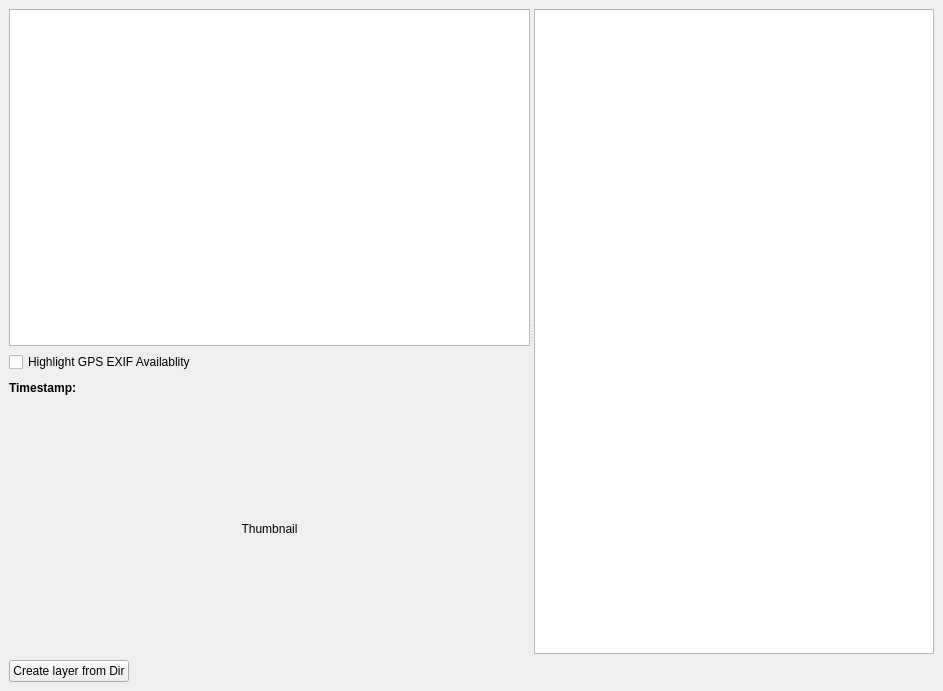
Before: the Qt Designer form easygeotagger/src/ui/egtmainwindowgui.ui in alexbruy/EasyGeoTagger, drawn with Qt 5.
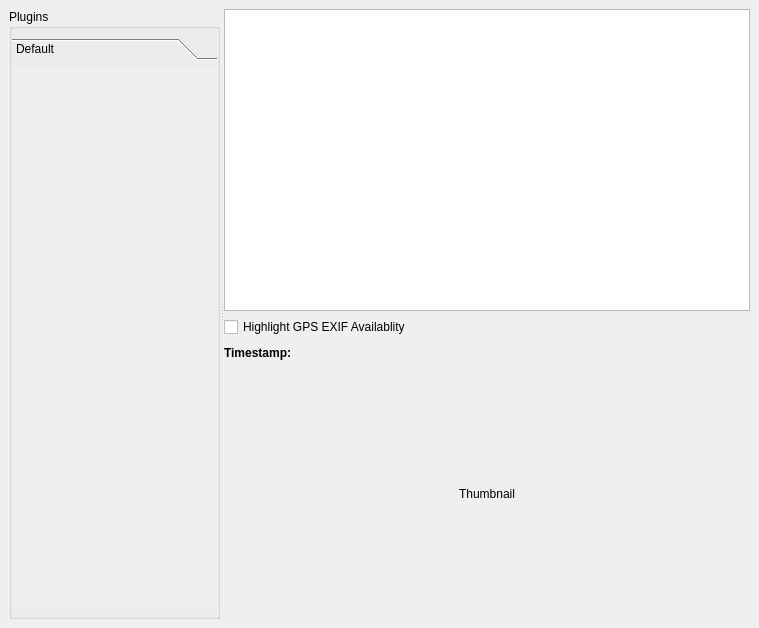
After: the same form once the commit is applied.

Commit message: -Added plugin interface -Added plugin manager -Added application interface -reworked how the application is built

The edit to the form file:
```diff
--- a/easygeotagger/src/ui/egtmainwindowgui.ui
+++ b/easygeotagger/src/ui/egtmainwindowgui.ui
@@ -5,16 +5,62 @@
    <rect>
     <x>0</x>
     <y>0</y>
-    <width>943</width>
-    <height>691</height>
+    <width>759</width>
+    <height>628</height>
    </rect>
   </property>
   <property name="windowTitle" >
    <string>EasyGeoTagger - Alpha Version revision 5 - Do Not Distribute - Biodiversity Informatics Facility - AMNH</string>
   </property>
   <widget class="QWidget" name="centralwidget" >
-   <layout class="QGridLayout" >
-    <item row="0" column="0" colspan="2" >
+   <layout class="QVBoxLayout" >
+    <item>
+     <widget class="QSplitter" name="splitter_2" >
+      <property name="orientation" >
+       <enum>Qt::Horizontal</enum>
+      </property>
+      <widget class="QGroupBox" name="groupBox" >
+       <property name="title" >
+        <string>Plugins</string>
+       </property>
+       <layout class="QVBoxLayout" >
+        <property name="leftMargin" >
+         <number>0</number>
+        </property>
+        <property name="rightMargin" >
+         <number>0</number>
+        </property>
+        <item>
+         <widget class="QToolBox" name="tboxPluginCollection" >
+          <property name="minimumSize" >
+           <size>
+            <width>200</width>
+            <height>16</height>
+           </size>
+          </property>
+          <property name="currentIndex" >
+           <number>0</number>
+          </property>
+          <widget class="QWidget" name="defaultPlugins" >
+           <property name="geometry" >
+            <rect>
+             <x>0</x>
+             <y>0</y>
+             <width>217</width>
+             <height>511</height>
+            </rect>
+           </property>
+           <attribute name="label" >
+            <string>Default</string>
+           </attribute>
+           <attribute name="toolTip" >
+            <string>Default Plugins</string>
+           </attribute>
+          </widget>
+         </widget>
+        </item>
+       </layout>
+      </widget>
      <widget class="QSplitter" name="splitter" >
       <property name="orientation" >
        <enum>Qt::Horizontal</enum>
@@ -37,6 +83,13 @@
           </property>
          </widget>
         </item>
+         <item row="1" column="0" colspan="2" >
+          <widget class="QCheckBox" name="chkbColorCodeFilenames" >
+           <property name="text" >
+            <string>Highlight GPS EXIF Availablity</string>
+           </property>
+          </widget>
+         </item>
         <item row="2" column="0" >
          <widget class="QLabel" name="label" >
           <property name="text" >
@@ -107,51 +160,11 @@
           </property>
          </widget>
         </item>
-        <item row="1" column="0" colspan="2" >
-         <widget class="QCheckBox" name="chkbColorCodeFilenames" >
-          <property name="text" >
-           <string>Highlight GPS EXIF Availablity</string>
-          </property>
-         </widget>
-        </item>
-       </layout>
-      </widget>
-      <widget class="QTableWidget" name="twExif" >
-       <property name="sizePolicy" >
-        <sizepolicy vsizetype="Expanding" hsizetype="Expanding" >
-         <horstretch>0</horstretch>
-         <verstretch>0</verstretch>
-        </sizepolicy>
-       </property>
-       <property name="minimumSize" >
-        <size>
-         <width>400</width>
-         <height>0</height>
-        </size>
-       </property>
+        </layout>
+       </widget>
       </widget>
      </widget>
     </item>
-    <item row="1" column="0" >
-     <widget class="QPushButton" name="pbtnCreateLayerFromDir" >
-      <property name="text" >
-       <string>Create layer from Dir</string>
-      </property>
-     </widget>
-    </item>
-    <item row="1" column="1" >
-     <spacer>
-      <property name="orientation" >
-       <enum>Qt::Horizontal</enum>
-      </property>
-      <property name="sizeHint" >
-       <size>
-        <width>791</width>
-        <height>20</height>
-       </size>
-      </property>
-     </spacer>
-    </item>
    </layout>
   </widget>
   <widget class="QMenuBar" name="menubar" >
```
Left out of the diff: 6 changed lines with no effect on the pictures. Lines whose indentation alone changed are shown as unchanged. The commit also changes 8 other files.
